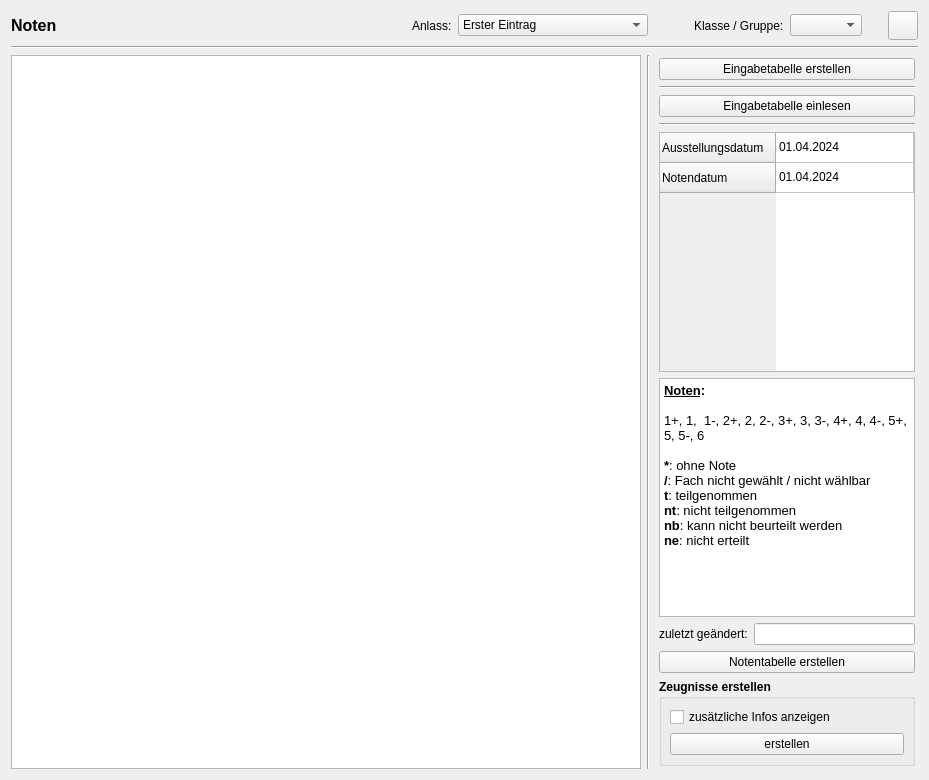
Qt form WZ/program-data/ui/grades.ui (gradgrind/WZS) before a commit.
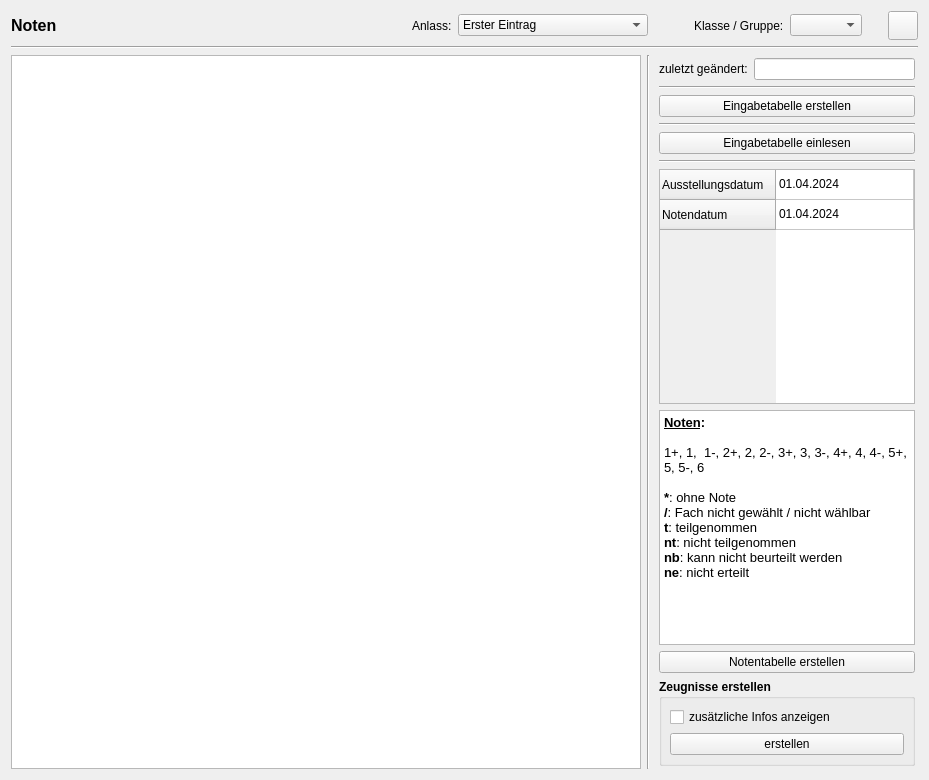
The same form after that commit. Icons and pictures are not drawn.

Commit message: Work on grades manager, grade table input. Stripped translations of superfluous items

Patch:
```diff
--- a/WZ/program-data/ui/grades.ui
+++ b/WZ/program-data/ui/grades.ui
@@ -223,6 +223,37 @@
         <property name="bottomMargin">
          <number>3</number>
         </property>
+        <item>
+         <layout class="QHBoxLayout" name="horizontalLayout_5">
+          <item>
+           <widget class="QLabel" name="label_2">
+            <property name="text">
+             <string>zuletzt geändert:</string>
+            </property>
+           </widget>
+          </item>
+          <item>
+           <widget class="QLineEdit" name="last_modified">
+            <property name="minimumSize">
+             <size>
+              <width>0</width>
+              <height>0</height>
+             </size>
+            </property>
+            <property name="readOnly">
+             <bool>true</bool>
+            </property>
+           </widget>
+          </item>
+         </layout>
+        </item>
+        <item>
+         <widget class="Line" name="line_5">
+          <property name="orientation">
+           <enum>Qt::Horizontal</enum>
+          </property>
+         </widget>
+        </item>
         <item>
          <widget class="QPushButton" name="pb_grade_input_table">
           <property name="text">
@@ -318,30 +349,6 @@
           </property>
          </widget>
         </item>
-        <item>
-         <layout class="QHBoxLayout" name="horizontalLayout_5">
-          <item>
-           <widget class="QLabel" name="label_2">
-            <property name="text">
-             <string>zuletzt geändert:</string>
-            </property>
-           </widget>
-          </item>
-          <item>
-           <widget class="QLineEdit" name="last_modified">
-            <property name="minimumSize">
-             <size>
-              <width>0</width>
-              <height>0</height>
-             </size>
-            </property>
-            <property name="readOnly">
-             <bool>true</bool>
-            </property>
-           </widget>
-          </item>
-         </layout>
-        </item>
         <item>
          <widget class="QPushButton" name="pb_make_grade_table">
           <property name="text">
```
The commit also changes 8 other files.
